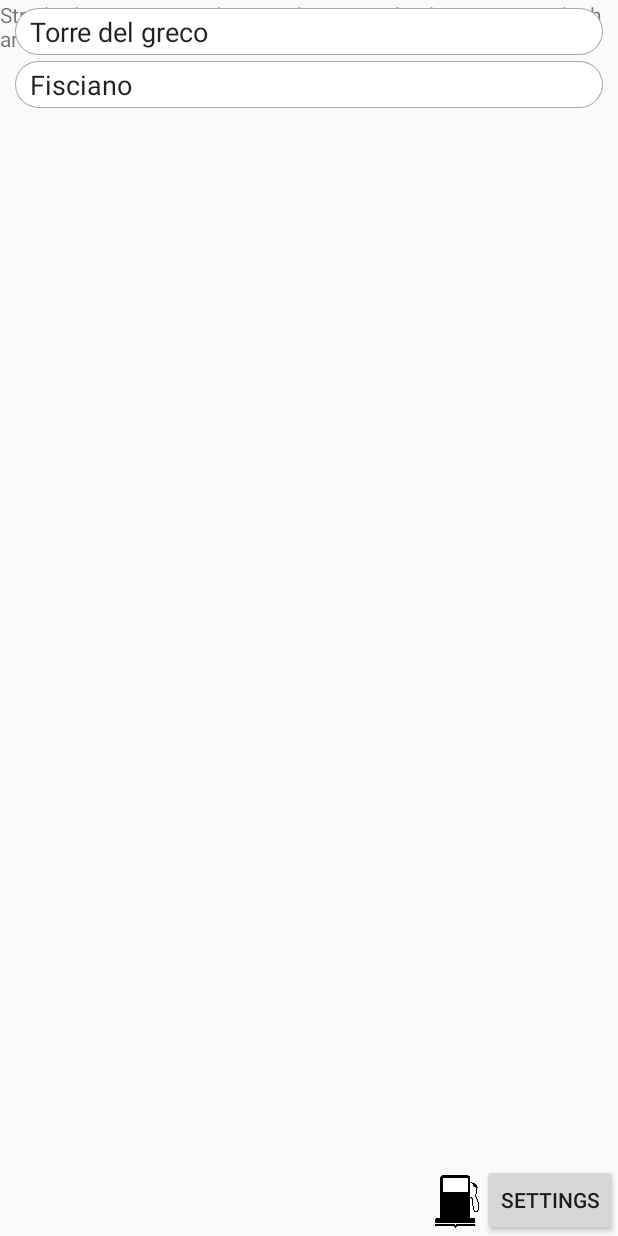
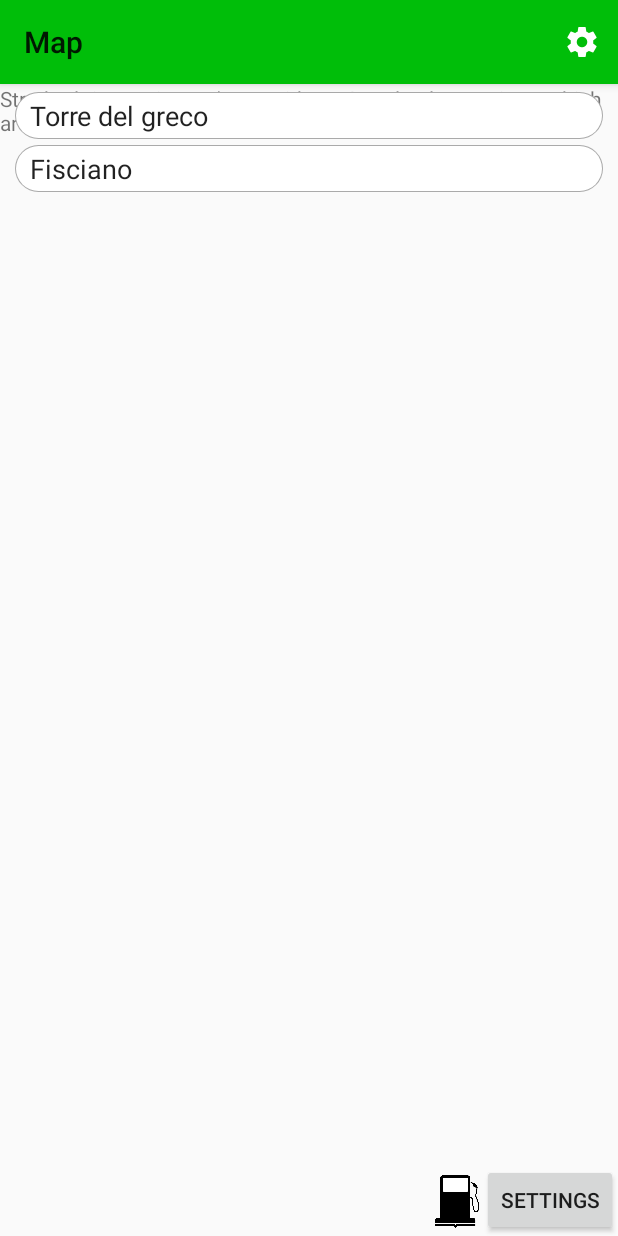
Before and after one commit to DrRek/FuelSort, an Android app: the screen it shows after launch (MapsActivity), on a phone screen of 412 x 824 dp. Run offline under Robolectric (Android 15) with nearby library versions, the phone set to English and light mode, and no system bars; 12 statements that could not run were skipped.

Commit message:
now the settings does work

```diff
--- a/app/src/main/java/it/unisa/luca/stradaalrisparmio/MapsActivity.java
+++ b/app/src/main/java/it/unisa/luca/stradaalrisparmio/MapsActivity.java
@@ -10,11 +10,18 @@ import android.os.AsyncTask;
 import android.support.v4.app.FragmentActivity;
 import android.os.Bundle;
 import android.support.v4.content.ContextCompat;
+import android.support.v7.app.AppCompatActivity;
+import android.support.v7.widget.Toolbar;
 import android.util.Log;
 import android.view.KeyEvent;
+import android.view.LayoutInflater;
+import android.view.Menu;
+import android.view.MenuItem;
 import android.view.View;
+import android.view.ViewGroup;
 import android.widget.Button;
 import android.widget.EditText;
+import android.widget.ImageView;
 import android.widget.TextView;
 import android.widget.Toast;
 
@@ -45,7 +52,7 @@ import it.unisa.luca.stradaalrisparmio.stazioni.database.DBmanager;
 import it.unisa.luca.stradaalrisparmio.support.BitmapCreator;
 import it.unisa.luca.stradaalrisparmio.support.LoadingShow;
 
-public class MapsActivity extends FragmentActivity implements OnMapReadyCallback {
+public class MapsActivity extends AppCompatActivity implements OnMapReadyCallback {
 
     public static Double SCREEN_DIMENSION_FOR_DATA = 0.15;
 
@@ -68,12 +75,24 @@ public class MapsActivity extends FragmentActivity implements OnMapReadyCallback
     private Context context;
 
     @Override
+    public boolean onCreateOptionsMenu(Menu menu) {
+        // Inflate the menu; this adds items to the action bar if it is present.
+        getMenuInflater().inflate(R.menu.main_menu, menu);
+        return true;
+    }
+
+    @Override
     protected void onCreate(Bundle savedInstanceState) {
         super.onCreate(savedInstanceState);
         setContentView(R.layout.activity_maps);
 
+        context = getApplicationContext();
+
         loaderView = LoadingShow.getLoader(this);
         loaderView.add("Starting app...");
+
+        Toolbar myToolbar = (Toolbar) findViewById(R.id.my_toolbar);
+        setSupportActionBar(myToolbar);
 
         manager = new DBmanager(this);
         manager.start();
@@ -85,8 +104,6 @@ public class MapsActivity extends FragmentActivity implements OnMapReadyCallback
         //Roba dei campi d'input
         from = (EditText) findViewById(R.id.from);
         to = (EditText) findViewById(R.id.to);
-
-        context = getApplicationContext();
 
         to.setOnEditorActionListener(new TextView.OnEditorActionListener() {
             @Override
@@ -114,6 +131,22 @@ public class MapsActivity extends FragmentActivity implements OnMapReadyCallback
 
         old = null; //necessario per aggiornare bene lo schermo quando si ritorna da un'altra attività
         removeAllStationFoundInScreen();
+    }
+
+    @Override
+    public boolean onOptionsItemSelected(MenuItem item) {
+        switch (item.getItemId()) {
+            case R.id.settings:
+                // User chose the "Settings" item, show the app settings UI...
+                Log.d("test", "test");
+                return true;
+
+            default:
+                // If we got here, the user's action was not recognized.
+                // Invoke the superclass to handle it.
+                return super.onOptionsItemSelected(item);
+
+        }
     }
 
     /**
--- a/app/src/main/res/layout/activity_maps.xml
+++ b/app/src/main/res/layout/activity_maps.xml
@@ -1,5 +1,20 @@
-<RelativeLayout xmlns:android="http://schemas.android.com/apk/res/android"
+<LinearLayout xmlns:android="http://schemas.android.com/apk/res/android"
     xmlns:tools="http://schemas.android.com/tools"
+    android:layout_width="match_parent"
+    android:layout_height="match_parent"
+    xmlns:app="http://schemas.android.com/apk/res-auto"
+    android:orientation="vertical">
+
+    <android.support.v7.widget.Toolbar
+        android:id="@+id/my_toolbar"
+        android:layout_width="match_parent"
+        android:layout_height="?attr/actionBarSize"
+        android:background="@color/colorPrimary"
+        android:elevation="4dp"
+        android:theme="@style/ThemeOverlay.AppCompat.ActionBar"
+        app:popupTheme="@style/ThemeOverlay.AppCompat.Light"/>
+
+    <RelativeLayout
         android:layout_width="match_parent"
         android:layout_height="match_parent"
         android:orientation="vertical"
@@ -91,3 +106,4 @@
                 android:text="Starting application..."/>
         </LinearLayout>
     </RelativeLayout>
+</LinearLayout>
--- /dev/null
+++ b/app/src/main/res/menu/main_menu.xml
@@ -0,0 +1,8 @@
+<?xml version="1.0" encoding="utf-8"?>
+<menu xmlns:android="http://schemas.android.com/apk/res/android"
+    xmlns:app="http://schemas.android.com/apk/res-auto">
+    <item android:id="@+id/settings"
+        android:icon="@drawable/ic_settings_white_24dp"
+        android:title="Settings"
+        app:showAsAction="ifRoom"/>
+</menu>
--- a/app/src/main/res/values/colors.xml
+++ b/app/src/main/res/values/colors.xml
@@ -1,6 +1,6 @@
 <?xml version="1.0" encoding="utf-8"?>
 <resources>
-    <color name="colorPrimary">#3F51B5</color>
-    <color name="colorPrimaryDark">#303F9F</color>
+    <color name="colorPrimary">#00be09</color>
+    <color name="colorPrimaryDark">#00a008</color>
     <color name="colorAccent">#FF4081</color>
 </resources>
--- a/app/src/main/res/values/styles.xml
+++ b/app/src/main/res/values/styles.xml
@@ -1,9 +1,11 @@
 <resources>
 
     <!-- Base application theme. -->
-    <style name="AppTheme" parent="Theme.AppCompat.Light.DarkActionBar">
+    <style name="AppTheme" parent="Theme.AppCompat.Light.NoActionBar">
         <!-- Customize your theme here. -->
         <item name="colorPrimary">@color/colorPrimary</item>
+
+        <!--This is used to set the notification bar color-->
         <item name="colorPrimaryDark">@color/colorPrimaryDark</item>
         <item name="colorAccent">@color/colorAccent</item>
     </style>
```
Also changed, not shown: app/src/main/res/drawable-hdpi/ic_settings_white_24dp.png (added), app/src/main/res/drawable-mdpi/ic_settings_white_24dp.png (added), app/src/main/res/drawable-xhdpi/ic_settings_white_24dp.png (added), app/src/main/res/drawable-xxhdpi/ic_settings_white_24dp.png (added), app/src/main/res/drawable-xxxhdpi/ic_settings_white_24dp.png (added). Lines whose indentation alone changed are shown as unchanged.
